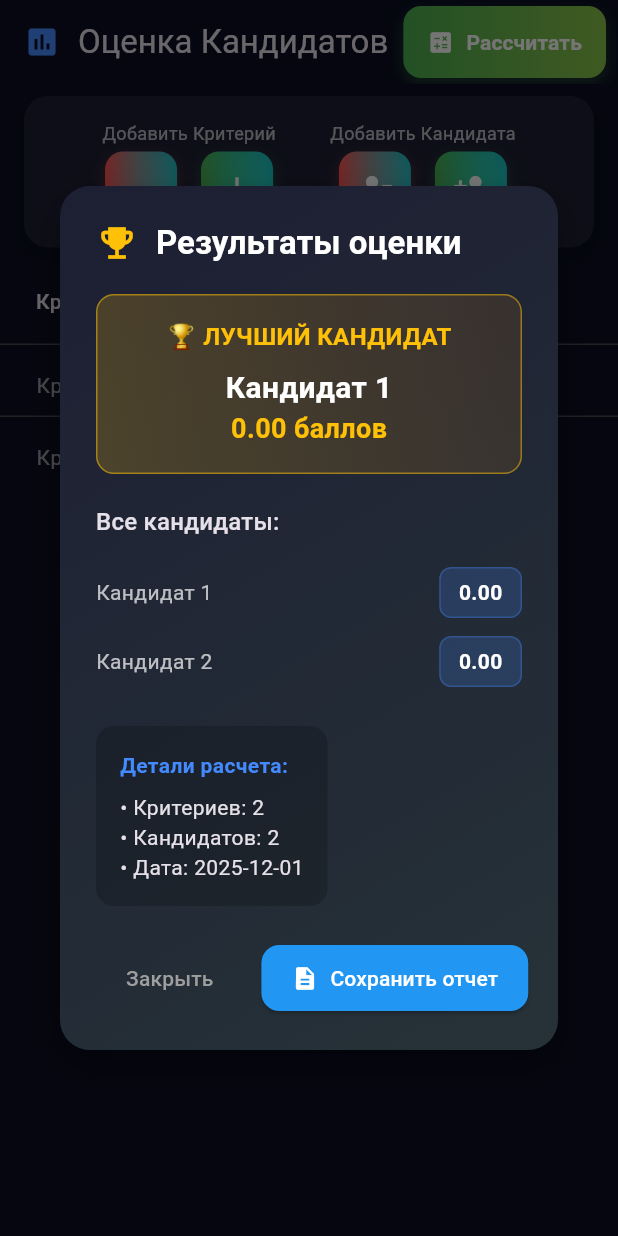
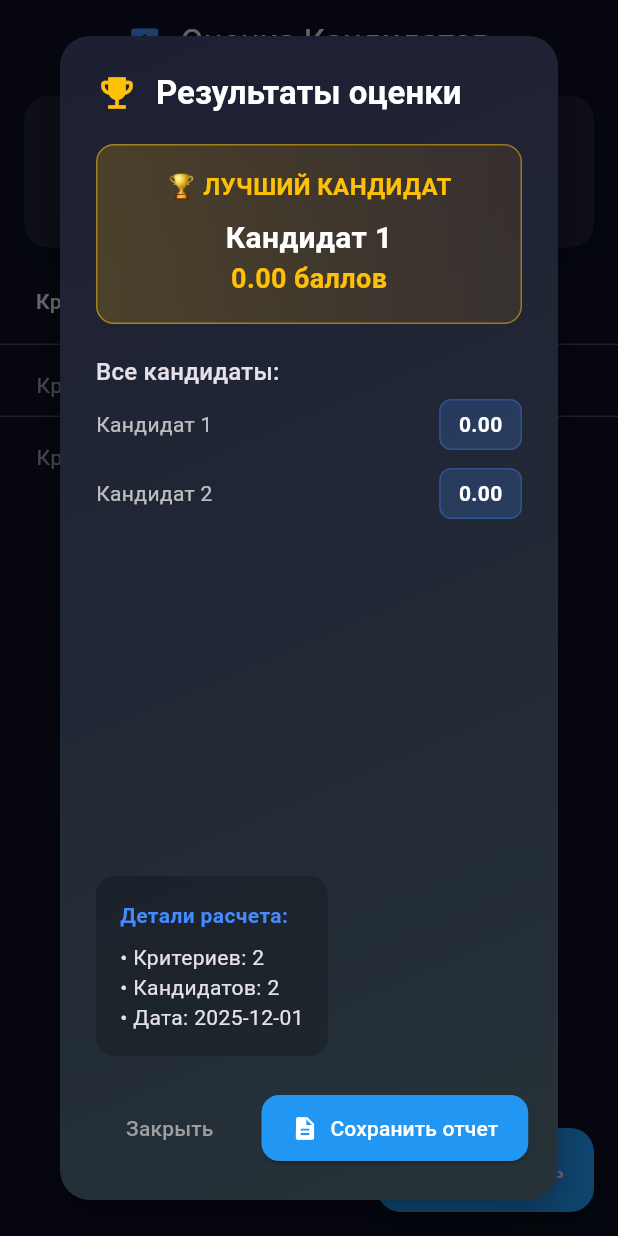
Before and after one commit to DtheCan/tfs, a Flutter app: the screen it shows after launch, after a tap on "Рассчитать", on a phone screen of 412 x 824 dp. Run offline on Flutter 3.47's test engine with Material 3 defaults, Android fonts, the phone set to English and light mode, and no system bars; our stand-ins replace file_picker.

Commit message:
обновил кнопку

```diff
--- a/lib/presentation_Layer/home_page.dart
+++ b/lib/presentation_Layer/home_page.dart
@@ -135,24 +135,27 @@ class _HomePageState extends State<HomePage> {
                     ),
                     const SizedBox(height: 20),
                   ],
-
-                  // Все результаты
                   Text(
                     'Все кандидаты:',
                     style: Theme.of(context).textTheme.titleMedium,
                   ),
-                  const SizedBox(height: 12),
-
-                  ...results.entries
+                  Expanded(
+                    child: SingleChildScrollView(
+                      child: Column(
+                        children: results.entries
                             .map(
                               (entry) => Padding(
-                          padding: const EdgeInsets.symmetric(vertical: 6),
+                                padding: const EdgeInsets.symmetric(
+                                  vertical: 6,
+                                ),
                                 child: Row(
                                   children: [
                                     Expanded(
                                       child: Text(
                                         entry.key,
-                                  style: const TextStyle(color: Colors.white70),
+                                        style: const TextStyle(
+                                          color: Colors.white70,
+                                        ),
                                       ),
                                     ),
                                     Container(
@@ -161,10 +164,14 @@ class _HomePageState extends State<HomePage> {
                                         vertical: 6,
                                       ),
                                       decoration: BoxDecoration(
-                                  color: Colors.blueAccent.withOpacity(0.2),
+                                        color: Colors.blueAccent.withOpacity(
+                                          0.2,
+                                        ),
                                         borderRadius: BorderRadius.circular(8),
                                         border: Border.all(
-                                    color: Colors.blueAccent.withOpacity(0.3),
+                                          color: Colors.blueAccent.withOpacity(
+                                            0.3,
+                                          ),
                                         ),
                                       ),
                                       child: Text(
@@ -180,12 +187,13 @@ class _HomePageState extends State<HomePage> {
                               ),
                             )
                             .toList(),
+                      ),
+                    ),
+                  ),
 
                   const SizedBox(height: 20),
                   _buildCalculationDetails(),
                   const SizedBox(height: 24),
-
-                  // Кнопки
                   Row(
                     mainAxisAlignment: MainAxisAlignment.end,
                     children: [
@@ -652,26 +660,6 @@ class _HomePageState extends State<HomePage> {
                 ),
               ],
             ),
-            child: TextButton.icon(
-              onPressed: _calculateResults,
-              icon: const Icon(Icons.calculate, size: 18, color: Colors.white),
-              label: const Text(
-                "Рассчитать",
-                style: TextStyle(
-                  color: Colors.white,
-                  fontWeight: FontWeight.w600,
-                ),
-              ),
-              style: TextButton.styleFrom(
-                padding: const EdgeInsets.symmetric(
-                  horizontal: 16,
-                  vertical: 8,
-                ),
-                shape: RoundedRectangleBorder(
-                  borderRadius: BorderRadius.circular(12),
-                ),
-              ),
-            ),
           ),
           const SizedBox(width: 8),
         ],
@@ -778,6 +766,18 @@ class _HomePageState extends State<HomePage> {
           ),
         ],
       ),
+      floatingActionButton: Row(
+        mainAxisAlignment: MainAxisAlignment.end,
+        children: [
+          // Первая кнопка - Анализ электропотребления
+          FloatingActionButton.extended(
+            onPressed: _calculateResults,
+            icon: const Icon(Icons.calculate),
+            label: const Text('Рассчитать'),
+            backgroundColor: Colors.blue,
+          ),
+        ],
+      ),
     );
   }
 }
```
Lines whose indentation alone changed are shown as unchanged.
